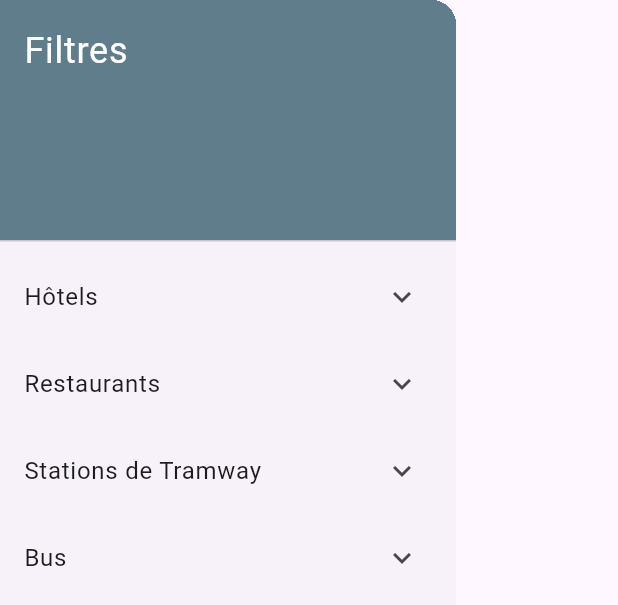
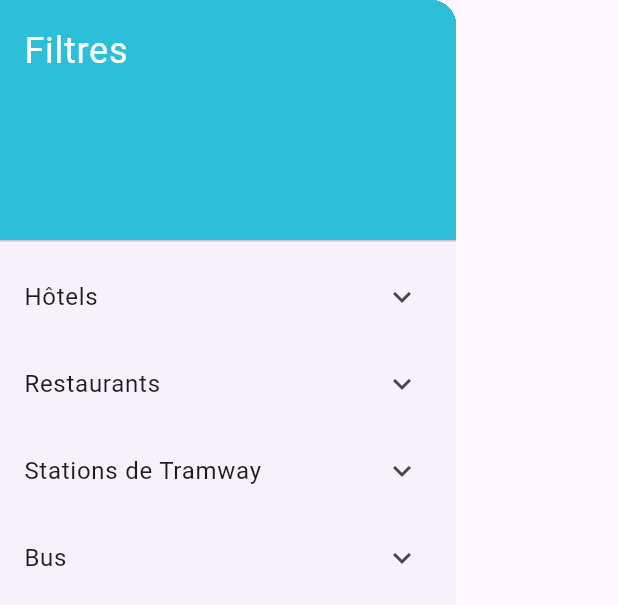
Before and after one commit to ikhlasselkassab/Front-End-Project, a Flutter app: the CustomSidebar widget shown alone on an empty page, opened directly with empty values, on a phone screen of 412 x 824 dp. Shown: the top 605 px of the screen. Run offline on Flutter 3.47's test engine with Material 3 defaults, Android fonts, the phone set to English and light mode, and no system bars; our stand-ins replace flutter_map, geolocator, get, iconsax_flutter, latlong2, smooth_page_indicator; network calls fail.

Commit message:
latest commit

```diff
--- a/lib/widgets/custom_sidebar.dart
+++ b/lib/widgets/custom_sidebar.dart
@@ -3,47 +3,11 @@ import 'package:flutter/material.dart';
 
 class CustomSidebar extends StatelessWidget {
   final Function(Map<String, bool>) onFilterChanged;
+  final Map<String, bool> filters;
 
-
-  final bool filterHotels5Star;
-  final bool filterHotels4Star;
-  final bool filterHotels3Star;
-  final bool filterHotels2Star;
-
-  final bool filterRestaurantsItalien;
-  final bool filterRestaurantsFastFood;
-  final bool filterRestaurantsMarocain;
-  final bool filterRestaurantsAsiatique;
-  final bool filterRestaurantsOriental;
-
-  final bool filterLine1;
-  final bool filterLine2;
-
-  final bool filterBusLine101;
-  final bool filterBusLine102;
-  final bool filterBusLine104;
-  final bool filterBusLine106;
-  final bool filterBusLine107;
-
-  // Constructeur
   CustomSidebar({
     required this.onFilterChanged,
-    required this.filterHotels5Star,
-    required this.filterHotels4Star,
-    required this.filterHotels3Star,
-    required this.filterHotels2Star,
-    required this.filterRestaurantsItalien,
-    required this.filterRestaurantsFastFood,
-    required this.filterRestaurantsMarocain,
-    required this.filterRestaurantsAsiatique,
-    required this.filterLine1,
-    required this.filterLine2,
-    required this.filterBusLine101,
-    required this.filterBusLine102,
-    required this.filterBusLine104,
-    required this.filterBusLine106,
-    required this.filterRestaurantsOriental,
-    required this.filterBusLine107,
+    required this.filters,
   });
 
   @override
@@ -54,7 +18,7 @@ class CustomSidebar extends StatelessWidget {
         children: <Widget>[
           DrawerHeader(
             decoration: BoxDecoration(
-              color: Colors.blueGrey,
+              color: Color(0xFF2CBFD7), // Updated color
             ),
             child: Text(
               'Filtres',
@@ -64,125 +28,62 @@ class CustomSidebar extends StatelessWidget {
               ),
             ),
           ),
-          ExpansionTile(
-            title: Text('Hôtels'),
-            children: [
-              ListTile(
-                title: Text('Hôtel 5 étoiles'),
-                onTap: () {
-                  onFilterChanged({'hotel_5_star': true});
-                },
-              ),
-              ListTile(
-                title: Text('Hôtel 4 étoiles'),
-                onTap: () {
-                  onFilterChanged({'hotel_4_star': true});
-                },
-              ),
-              ListTile(
-                title: Text('Hôtel 3 étoiles'),
-                onTap: () {
-                  onFilterChanged({'hotel_3_star': true});
-                },
-              ),
-              ListTile(
-                title: Text('Hôtel 2 étoiles'),
-                onTap: () {
-                  onFilterChanged({'hotel_2_star': true});
-                },
-              ),
-            ],
+          _buildExpansionTile(
+            title: 'Hôtels',
+            options: {
+              'hotel_5_star': 'Hôtel 5 étoiles',
+              'hotel_4_star': 'Hôtel 4 étoiles',
+              'hotel_3_star': 'Hôtel 3 étoiles',
+              'hotel_2_star': 'Hôtel 2 étoiles',
+            },
           ),
-          ExpansionTile(
-            title: Text('Restaurants'),
-            children: [
-              ListTile(
-                title: Text('Italien'),
-                onTap: () {
-                  onFilterChanged({'restaurant_italien': true});
-                },
-              ),
-              ListTile(
-                title: Text('Fast Food'),
-                onTap: () {
-                  onFilterChanged({'restaurant_fastfood': true});
-                },
-              ),
-              ListTile(
-                title: Text('Marocain'),
-                onTap: () {
-                  onFilterChanged({'restaurant_marocain': true});
-                },
-              ),
-              ListTile(
-                title: Text('Oriental'),
-                onTap: () {
-                  onFilterChanged({'restaurant_oriental': true});
-                },
-              ),
-              ListTile(
-                title: Text('Asiatique'),
-                onTap: () {
-                  onFilterChanged({'restaurant_asiatique': true});
-                },
-              ),
-            ],
+          _buildExpansionTile(
+            title: 'Restaurants',
+            options: {
+              'restaurant_italien': 'Italien',
+              'restaurant_fastfood': 'Fast Food',
+              'restaurant_marocain': 'Marocain',
+              'restaurant_oriental': 'Oriental',
+              'restaurant_asiatique': 'Asiatique',
+            },
           ),
-          ExpansionTile(
-            title: Text('Stations de Tramway'),
-            children: [
-              ListTile(
-                title: Text('Ligne 1'),
-                onTap: () {
-                  onFilterChanged({'line_1': true});
-                },
-              ),
-              ListTile(
-                title: Text('Ligne 2'),
-                onTap: () {
-                  onFilterChanged({'line_2': true});
-                },
-              ),
-            ],
+          _buildExpansionTile(
+            title: 'Stations de Tramway',
+            options: {
+              'line_1': 'Ligne 1',
+              'line_2': 'Ligne 2',
+            },
           ),
-          ExpansionTile(
-            title: Text('Bus'),
-            children: [
-              ListTile(
-                title: Text('Ligne 101'),
-                onTap: () {
-                  onFilterChanged({'bus_line_101': true});
-                },
-              ),
-              ListTile(
-                title: Text('Ligne 102'),
-                onTap: () {
-                  onFilterChanged({'bus_line_102': true});
-                },
-              ),
-              ListTile(
-
-                title: Text('Ligne 104'),
-                onTap: () {
-                  onFilterChanged({'bus_line_104': true});
-                },
-              ),
-              ListTile(
-                title: Text('Ligne 107'),
-                onTap: () {
-                  onFilterChanged({'bus_line_107': true});
-                },
-              ),
-              ListTile(
-                title: Text('Ligne 106'),
-                onTap: () {
-                  onFilterChanged({'bus_line_106': true});
-                },
-              ),
-            ],
+          _buildExpansionTile(
+            title: 'Bus',
+            options: {
+              'bus_line_101': 'Ligne 101',
+              'bus_line_102': 'Ligne 102',
+              'bus_line_104': 'Ligne 104',
+              'bus_line_106': 'Ligne 106',
+              'bus_line_107': 'Ligne 107',
+            },
           ),
         ],
       ),
     );
   }
+
+  Widget _buildExpansionTile({
+    required String title,
+    required Map<String, String> options,
+  }) {
+    return ExpansionTile(
+      title: Text(title),
+      children: options.entries.map((entry) {
+        return CheckboxListTile(
+          title: Text(entry.value),
+          value: filters[entry.key] ?? false,
+          onChanged: (bool? value) {
+            onFilterChanged({entry.key: value ?? false});
+          },
+        );
+      }).toList(),
+    );
+  }
 }
--- a/lib/widgets/search_bar_widget.dart
+++ b/lib/widgets/search_bar_widget.dart
@@ -48,7 +48,7 @@ class SearchBarWidget extends StatelessWidget {
                       controller: controller,
                       focusNode: focusNode,
                       decoration: InputDecoration(
-                        hintText: 'Rechercher une destination',
+                        hintText: 'Hotels, restaurants, tram, bus ...',
                         hintStyle: TextStyle(fontSize: 14),
                         border: InputBorder.none,
                       ),
--- a/pubspec.yaml
+++ b/pubspec.yaml
@@ -19,7 +19,7 @@ publish_to: 'none' # Remove this line if you wish to publish to pub.dev
 version: 1.0.0+1
 
 environment:
-  sdk: ^3.6.0
+  sdk: ^3.5.4
 
 # Dependencies specify other packages that your package needs in order to work.
 # To automatically upgrade your package dependencies to the latest versions
```
Also changed, not shown: lib/screens/map_screen.dart (+12 -26 lines), lib/services/filters.dart (+21 -38 lines), lib/services/markers.dart (+73 -138 lines), pubspec.lock, 1 other file.
